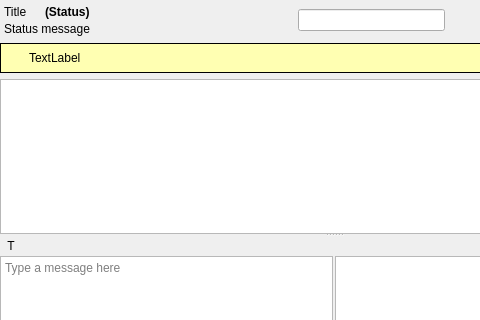
Old version of the form retroshare-gui/src/gui/chat/ChatWidget.ui in the repository RetroShare/RetroShare; both pictures show x 0 to 480 and y 0 to 320 of the 667 by 528 pixel window.
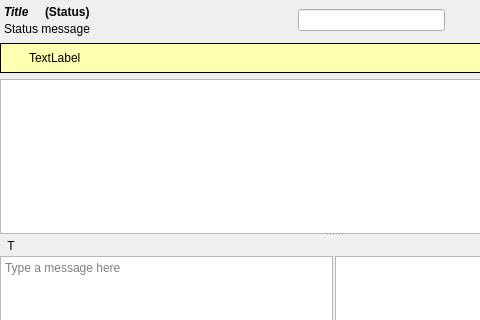
New version of the form. Icons and pictures are not drawn. Custom widgets are drawn as their Qt base class.

Commit message: restore changes for italic & bold

Diff of the .ui file:
```diff
--- a/retroshare-gui/src/gui/chat/ChatWidget.ui
+++ b/retroshare-gui/src/gui/chat/ChatWidget.ui
@@ -85,6 +85,13 @@
            <layout class="QHBoxLayout" name="nameLayout">
             <item>
              <widget class="QLabel" name="titleLabel">
+              <property name="font">
+               <font>
+                <weight>75</weight>
+                <italic>true</italic>
+                <bold>true</bold>
+               </font>
+              </property>
               <property name="text">
                <string notr="true">Title</string>
               </property>
@@ -1101,11 +1108,6 @@
   </action>
  </widget>
  <customwidgets>
-  <customwidget>
-   <class>RSTextBrowser</class>
-   <extends>QTextBrowser</extends>
-   <header>gui/common/RSTextBrowser.h</header>
-  </customwidget>
   <customwidget>
    <class>HashBox</class>
    <extends>QScrollArea</extends>
@@ -1122,6 +1124,11 @@
    <extends>QLineEdit</extends>
    <header>gui/common/LineEditClear.h</header>
   </customwidget>
+  <customwidget>
+   <class>RSTextBrowser</class>
+   <extends>QTextBrowser</extends>
+   <header>gui/common/RSTextBrowser.h</header>
+  </customwidget>
  </customwidgets>
  <resources>
   <include location="../icons.qrc"/>
```
